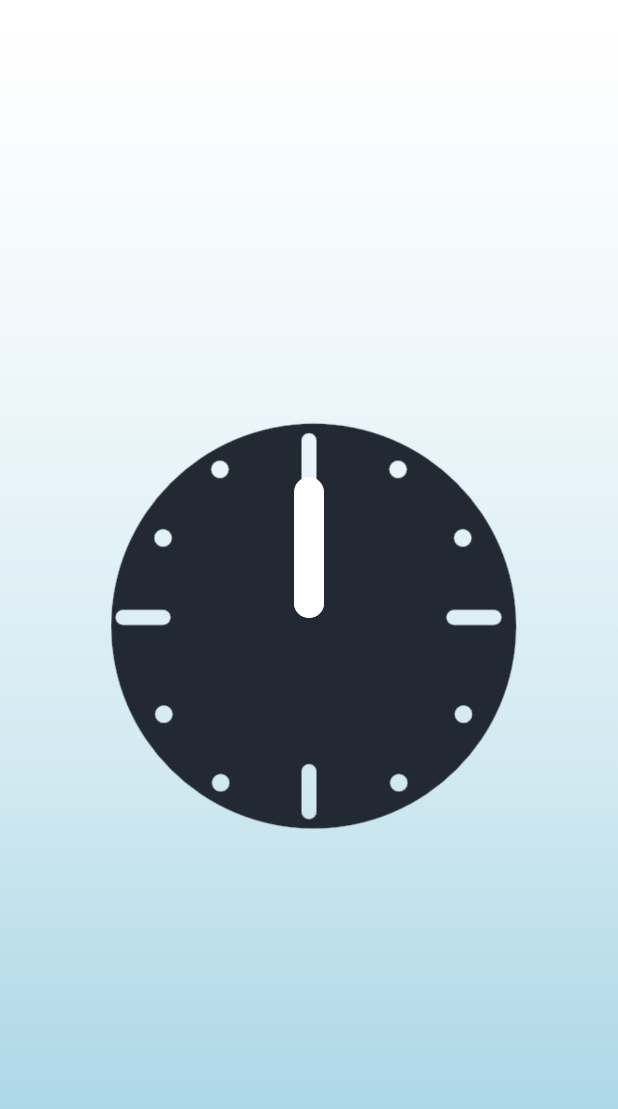
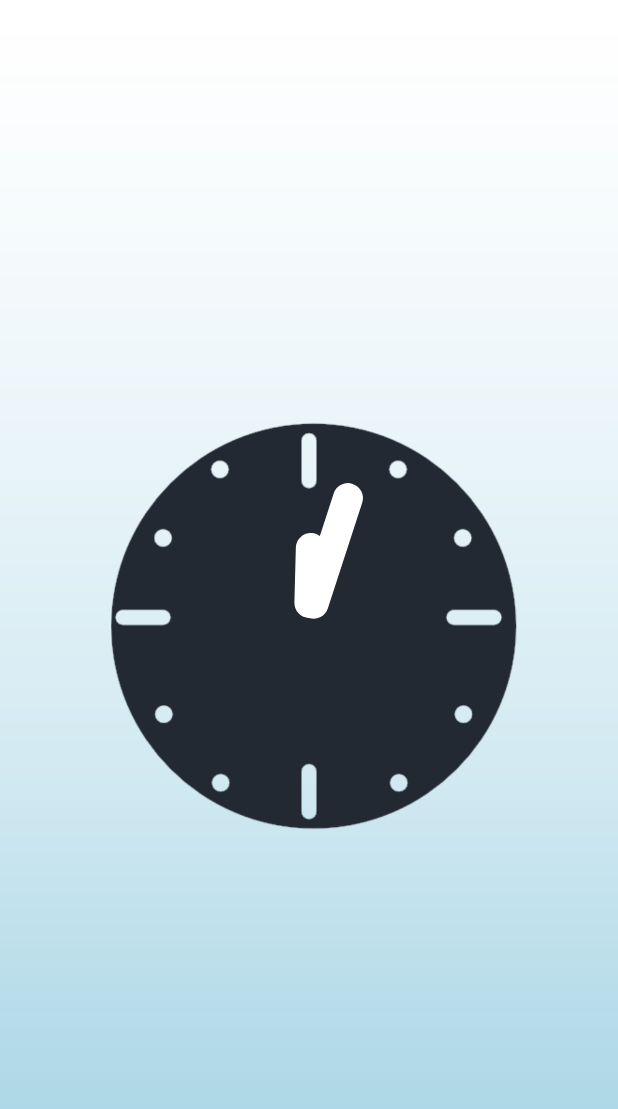
Before and after one commit to Kinroadzxc/Feelit, an Android app: the AlarmActivity screen opened directly, with no data from a screen before it, on a phone screen of 412 x 824 dp. Shown: the top 1109 px of the screen. Run offline under Robolectric (Android 15) with nearby library versions, the phone set to English and light mode, and no system bars.

Commit message:
The first version.

```diff
--- a/app/src/main/java/com/kinroad/feelit/AlarmActivity.java
+++ b/app/src/main/java/com/kinroad/feelit/AlarmActivity.java
@@ -134,8 +134,9 @@ public class AlarmActivity extends Activity implements OnGestureListener {
                             Log.d("时间", (int) ClockView.setHour + ":" + (int) ClockView.setMinute + " " + ClockView.setPA);
                             break;
                     }
-                    break;
                 }
+                break;
+
                 //移开手指
             case MotionEvent.ACTION_UP:
 
--- a/app/src/main/java/com/kinroad/feelit/ClockView.java
+++ b/app/src/main/java/com/kinroad/feelit/ClockView.java
@@ -30,7 +30,7 @@ public class ClockView extends View {
         screenHeight = displayMetrics.heightPixels;
         width = (int) (displayMetrics.density * 300);
         heihgt = width;
-        hour = new RectF(width/2-15, heihgt*6/16,
+        hour = new RectF(width/2-15, heihgt*5/16,
                 width/2+15, heihgt/2);
         minute = new RectF(width/2-15, heihgt*3/16,
                 width/2+15, heihgt/2);
@@ -47,8 +47,17 @@ public class ClockView extends View {
         minuteRadian = setMinute * 6.0;
         hourRadian = setHour * 30.0;
 
+        //绘制分针
+        canvas.save();
+        canvas.rotate((float) minuteRadian, heihgt / 2, width / 2);
+        canvas.drawRoundRect(minute, 20, 20, paint);
+        canvas.restore();
+
+        //绘制时针
+        canvas.save();
+        canvas.rotate((float) hourRadian, heihgt / 2, width / 2);
         canvas.drawRoundRect(hour, 20, 20, paint);
-        canvas.drawRoundRect(minute, 20, 20, paint);
+        canvas.restore();
 
         Log.d("saved time", AlarmActivity.savedHour + ":" + AlarmActivity.savedMinute + " "+ AlarmActivity.savedPA);
         Log.d("show angle", String.valueOf(hourRadian)+"+"+String.valueOf(minuteRadian));
```
